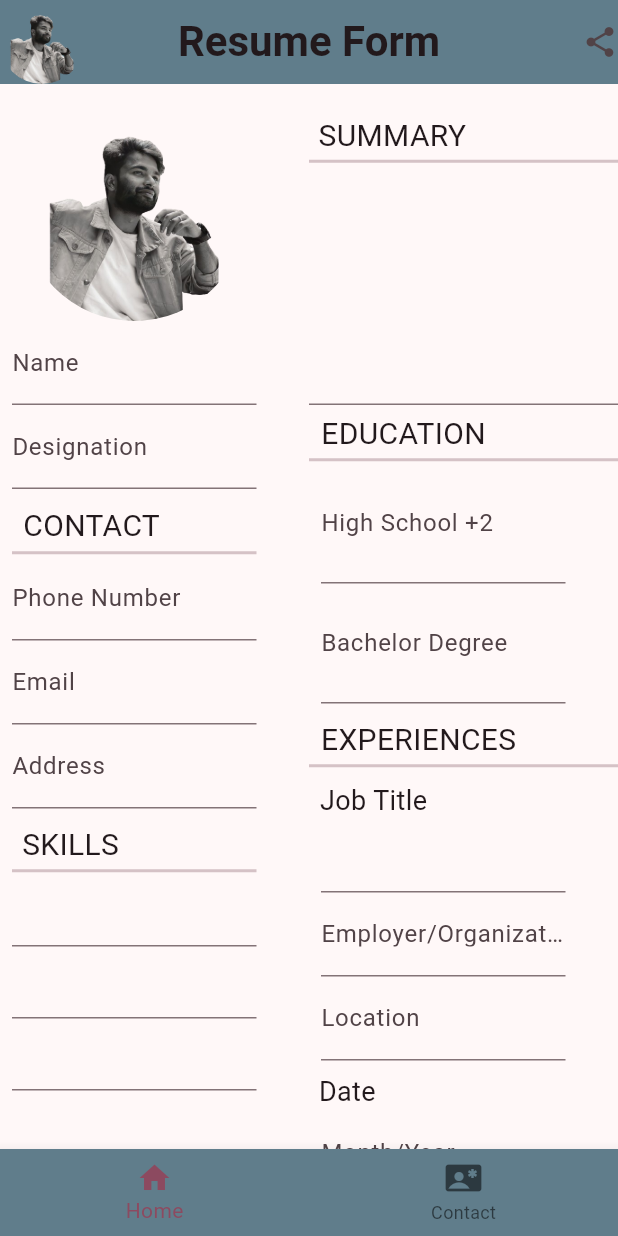
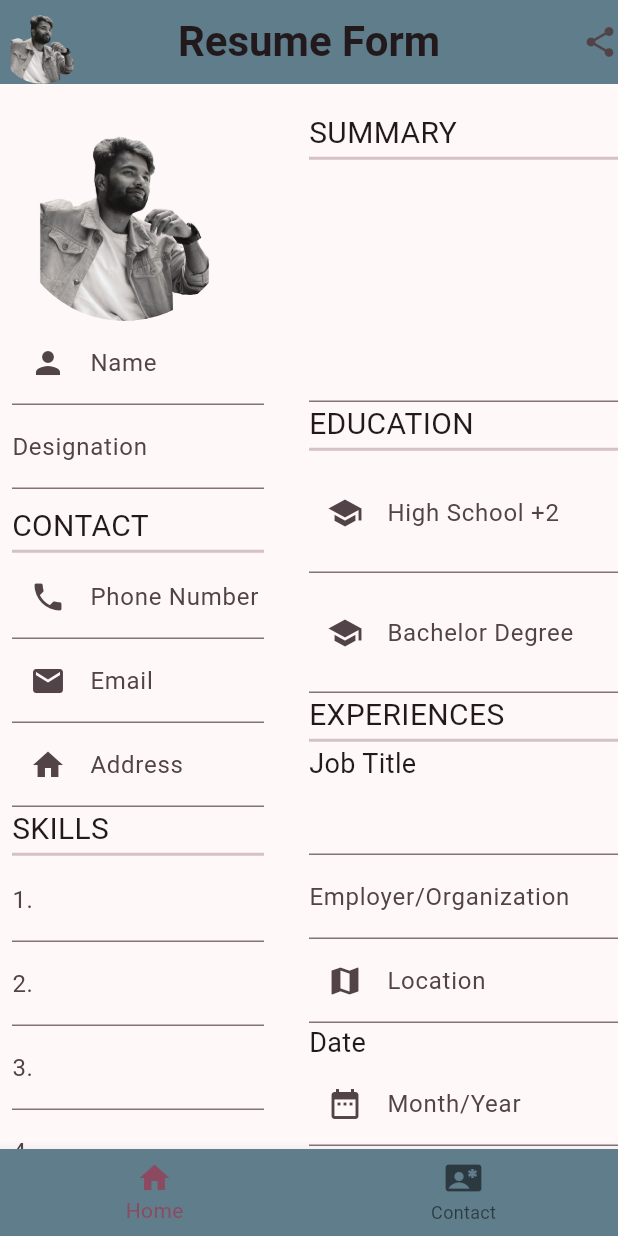
Before and after one commit to Indeshsingh/cv_app, a Flutter app: the screen it shows after launch, on a phone screen of 412 x 824 dp. Run offline on Flutter 3.47's test engine with Material 3 defaults, Android fonts, the phone set to English and light mode, and no system bars; our stand-ins replace shared_preferences.

Commit message:
Added prefixicons and updated the code in the both pages, changes the desgin of resume

```diff
--- a/lib/home_page.dart
+++ b/lib/home_page.dart
@@ -36,7 +36,8 @@ class _HomePageState extends State<HomePage> {
   void _saveFormData() async {
     SharedPreferences prefs = await SharedPreferences.getInstance();
 
-    List<String> formData = [
+    // New data to be added
+    List<String> newData = [
       _controllerName.text,
       _controllerDesignation.text,
       _controllerPhoneNumber.text,
@@ -60,8 +61,44 @@ class _HomePageState extends State<HomePage> {
       _controllerDescription.text,
       _controllerHobbies.text,
     ];
-    await prefs.setStringList('formData', formData);
+
+    // Retrieve existing submissions
+    List<String> existingData = prefs.getStringList('formData') ?? [];
+
+    // Add new submission to the list
+    existingData.add(newData.join('||'));
+
+    // Save the updated list
+    await prefs.setStringList('formData', existingData);
   }
+
+  // @override
+  // void dispose() {
+  //   _controllerName.dispose();
+  //   _controllerDesignation.dispose();
+  //   _controllerPhoneNumber.dispose();
+  //   _controllerEmail.dispose();
+  //   _controllerAddress.dispose();
+  //   _controllerSkill1.dispose();
+  //   _controllerSkill2.dispose();
+  //   _controllerSkill3.dispose();
+  //   _controllerSkill4.dispose();
+  //   _controllerSkill4.dispose();
+  //   _controllerSkill5.dispose();
+  //   _controllerLanguage1.dispose();
+  //   _controllerLanguage2.dispose();
+  //   _controllerLanguage3.dispose();
+  //   _controllerSummary.dispose();
+  //   _controllerEducation1.dispose();
+  //   _controllerEducation2.dispose();
+  //   _controllerJobtitle.dispose();
+  //   _controllerEmployer.dispose();
+  //   _controllerLocation.dispose();
+  //   _controllerDate.dispose();
+  //   _controllerDescription.dispose();
+  //   _controllerHobbies.dispose();
+  //   super.dispose();
+  // }
 
   @override
   Widget build(BuildContext context) {
@@ -73,12 +110,13 @@ class _HomePageState extends State<HomePage> {
           children: [
             Expanded(
               child: SingleChildScrollView(
+                child: Padding(
+                  padding:
+                      const EdgeInsets.only(top: 8.0, left: 8.0, right: 30),
                   child: Column(
+                    crossAxisAlignment: CrossAxisAlignment.start,
                     children: [
-                    Padding(
-                      padding:
-                          const EdgeInsets.only(left: 8.0, top: 8.0, right: 35),
-                      child: SizedBox(
+                      SizedBox(
                         width: 150,
                         height: 150,
                         child: ClipOval(
@@ -90,288 +128,200 @@ class _HomePageState extends State<HomePage> {
                           ),
                         ),
                       ),
-                    ),
-                    Padding(
-                      padding: const EdgeInsets.only(left: 8.0, right: 35),
-                      child: TextField(
+                      TextField(
                         controller: _controllerName,
                         decoration: const InputDecoration(
+                          prefixIcon: Icon(
+                            Icons.person,
+                          ),
                           labelText: 'Name',
                         ),
                       ),
-                    ),
-                    Padding(
-                      padding: const EdgeInsets.only(left: 8.0, right: 35),
-                      child: TextField(
+                      TextField(
                         controller: _controllerDesignation,
                         decoration:
                             const InputDecoration(labelText: 'Designation'),
                       ),
-                    ),
                       const SizedBox(
                         height: 10,
                       ),
-                    const Padding(
-                      padding: EdgeInsets.only(left: 8.0, right: 92),
-                      child: Text(
+                      const Text(
                         'CONTACT',
                         style: TextStyle(fontSize: 20),
                       ),
-                    ),
-                    const Padding(
-                      padding: EdgeInsets.only(top: 1, left: 8.0, right: 35),
-                      child: Divider(
+                      const Divider(
                         height: 5,
                         thickness: 2,
                       ),
-                    ),
-                    Padding(
-                      padding: const EdgeInsets.only(left: 8.0, right: 35),
-                      child: TextField(
+                      TextField(
                         controller: _controllerPhoneNumber,
                         decoration: const InputDecoration(
+                          prefixIcon: Icon(Icons.phone),
                           labelText: 'Phone Number',
                         ),
                       ),
+                      TextField(
+                        controller: _controllerEmail,
+                        decoration: const InputDecoration(
+                            prefixIcon: Icon(Icons.email), labelText: 'Email'),
                       ),
-                    Padding(
-                      padding: const EdgeInsets.only(left: 8.0, right: 35),
-                      child: TextField(
-                        controller: _controllerEmail,
-                        decoration: const InputDecoration(labelText: 'Email'),
-                      ),
-                    ),
-                    Padding(
-                      padding: const EdgeInsets.only(left: 8.0, right: 35),
-                      child: TextField(
+                      TextField(
                         controller: _controllerAddress,
                         decoration: const InputDecoration(
+                          prefixIcon: Icon(Icons.home),
                           labelText: 'Address',
                         ),
                       ),
-                    ),
-                    const Padding(
-                      padding: EdgeInsets.only(left: 8.0, top: 10, right: 120),
-                      child: Text(
+                      const Text(
                         'SKILLS',
                         style: TextStyle(fontSize: 20),
                       ),
-                    ),
-                    const Padding(
-                      padding: EdgeInsets.only(left: 8.0, right: 35),
-                      child: Divider(
+                      const Divider(
                         height: 5,
                         thickness: 2,
                       ),
+                      TextField(
+                        controller: _controllerSkill1,
+                        decoration: const InputDecoration(labelText: '1.'),
                       ),
-                    Padding(
-                      padding: const EdgeInsets.only(left: 8.0, right: 35),
-                      child: TextField(
-                        controller: _controllerSkill1,
-                        decoration: const InputDecoration(),
+                      TextField(
+                        controller: _controllerSkill2,
+                        decoration: const InputDecoration(labelText: '2.'),
                       ),
+                      TextField(
+                        controller: _controllerSkill3,
+                        decoration: const InputDecoration(labelText: '3.'),
                       ),
-                    Padding(
-                      padding: const EdgeInsets.only(left: 8.0, right: 35),
-                      child: TextField(
-                        controller: _controllerSkill2,
-                        decoration: const InputDecoration(),
+                      TextField(
+                        controller: _controllerSkill4,
+                        decoration: const InputDecoration(labelText: '4.'),
                       ),
+                      TextField(
+                        controller: _controllerSkill5,
+                        decoration: const InputDecoration(labelText: '5.'),
                       ),
-                    Padding(
-                      padding: const EdgeInsets.only(left: 8.0, right: 35),
-                      child: TextField(
-                        controller: _controllerSkill3,
-                        decoration: const InputDecoration(),
-                      ),
-                    ),
-                    Padding(
-                      padding: const EdgeInsets.only(left: 8.0, right: 35),
-                      child: TextField(
-                        controller: _controllerSkill4,
-                        decoration: const InputDecoration(),
-                      ),
-                    ),
-                    Padding(
-                      padding: const EdgeInsets.only(left: 8.0, right: 35),
-                      child: TextField(
-                        controller: _controllerSkill5,
-                        decoration: const InputDecoration(),
-                      ),
-                    ),
-                    const Padding(
-                      padding: EdgeInsets.only(left: 8.0, top: 10, right: 77),
-                      child: Text(
+                      const Text(
                         'LANGUAGE',
                         style: TextStyle(fontSize: 20),
                       ),
-                    ),
-                    const Padding(
-                      padding: EdgeInsets.only(left: 8.0, right: 35),
-                      child: Divider(
+                      const Divider(
                         height: 5,
                         thickness: 2,
                       ),
+                      TextField(
+                        controller: _controllerLanguage1,
+                        decoration: const InputDecoration(labelText: '1.'),
                       ),
-                    Padding(
-                      padding: const EdgeInsets.only(left: 8.0, right: 35),
-                      child: TextField(
-                        controller: _controllerLanguage1,
-                        decoration: const InputDecoration(),
+                      TextField(
+                        controller: _controllerLanguage2,
+                        decoration: const InputDecoration(labelText: '2.'),
                       ),
-                    ),
-                    Padding(
-                      padding: const EdgeInsets.only(left: 8.0, right: 35),
-                      child: TextField(
-                        controller: _controllerLanguage2,
-                        decoration: const InputDecoration(),
-                      ),
-                    ),
-                    Padding(
-                      padding: const EdgeInsets.only(left: 8.0, right: 35),
-                      child: TextField(
+                      TextField(
                         controller: _controllerLanguage3,
-                        decoration: const InputDecoration(),
-                      ),
+                        decoration: const InputDecoration(labelText: '3.'),
                       ),
                     ],
                   ),
                 ),
               ),
+            ),
             Expanded(
               child: SingleChildScrollView(
+                child: Padding(
+                  padding: const EdgeInsets.only(
+                    top: 18.0,
+                  ),
                   child: Column(
+                    crossAxisAlignment: CrossAxisAlignment.start,
                     children: [
-                    const Padding(
-                      padding: EdgeInsets.only(right: 95, top: 20.0),
-                      child: Text(
+                      const Text(
                         'SUMMARY',
                         style: TextStyle(fontSize: 20),
                       ),
-                    ),
-                    const Padding(
-                      padding: EdgeInsets.only(),
-                      child: Divider(
+                      const Divider(
                         height: 5,
                         thickness: 2,
-                      ),
                       ),
                       TextField(
                         controller: _controllerSummary,
                         maxLines: 6,
                         decoration: const InputDecoration(),
                       ),
-                    const Padding(
-                      padding: EdgeInsets.only(right: 80, top: 5.0),
-                      child: Text(
+                      const Text(
                         'EDUCATION',
                         style: TextStyle(fontSize: 20),
-                      ),
                       ),
                       const Divider(
                         height: 5,
                         thickness: 2,
                       ),
-                    Padding(
-                      padding: const EdgeInsets.only(left: 8.0, right: 35),
-                      child: TextField(
+                      TextField(
                         controller: _controllerEducation1,
                         maxLines: 2,
-                        decoration:
-                            const InputDecoration(labelText: 'High School +2'),
+                        decoration: const InputDecoration(
+                            prefixIcon: Icon(Icons.school),
+                            labelText: 'High School +2'),
                       ),
-                    ),
-                    Padding(
-                      padding: const EdgeInsets.only(left: 8.0, right: 35),
-                      child: TextField(
+                      TextField(
                         controller: _controllerEducation2,
                         maxLines: 2,
-                        decoration:
-                            const InputDecoration(labelText: 'Bachelor Degree'),
+                        decoration: const InputDecoration(
+                            prefixIcon: Icon(Icons.school),
+                            labelText: 'Bachelor Degree'),
                       ),
-                    ),
-                    const Padding(
-                      padding: EdgeInsets.only(right: 60, top: 10),
-                      child: Text(
+                      const Text(
                         'EXPERIENCES',
                         style: TextStyle(fontSize: 20),
-                      ),
                       ),
                       const Divider(
                         height: 5,
                         thickness: 2,
                       ),
-                    const Padding(
-                      padding: EdgeInsets.only(right: 120, top: 8.0),
-                      child: Text(
+                      const Text(
                         'Job Title',
                         style: TextStyle(fontSize: 18),
                       ),
-                    ),
-                    Padding(
-                      padding: const EdgeInsets.only(left: 8.0, right: 35),
-                      child: TextField(
+                      TextField(
                         controller: _controllerJobtitle,
                         decoration: const InputDecoration(),
                       ),
-                    ),
-                    Padding(
-                      padding: const EdgeInsets.only(left: 8.0, right: 35),
-                      child: TextField(
+                      TextField(
                         controller: _controllerEmployer,
                         decoration: const InputDecoration(
                             labelText: 'Employer/Organization'),
                       ),
+                      TextField(
+                        controller: _controllerLocation,
+                        decoration: const InputDecoration(
+                            prefixIcon: Icon(Icons.map), labelText: 'Location'),
                       ),
-                    Padding(
-                      padding: const EdgeInsets.only(left: 8.0, right: 35),
-                      child: TextField(
-                        controller: _controllerLocation,
-                        decoration:
-                            const InputDecoration(labelText: 'Location'),
-                      ),
-                    ),
-                    const Padding(
-                      padding: EdgeInsets.only(top: 8.0, right: 155),
-                      child: Text(
+                      const Text(
                         'Date',
                         style: TextStyle(fontSize: 18),
                       ),
+                      TextField(
+                        controller: _controllerDate,
+                        decoration: const InputDecoration(
+                            prefixIcon: Icon(Icons.date_range),
+                            labelText: 'Month/Year'),
                       ),
-                    Padding(
-                      padding: const EdgeInsets.only(left: 8.0, right: 35),
-                      child: TextField(
-                        controller: _controllerDate,
-                        decoration:
-                            const InputDecoration(labelText: 'Month/Year'),
-                      ),
-                    ),
-                    Padding(
-                      padding: const EdgeInsets.only(left: 8.0, right: 35),
-                      child: TextField(
+                      TextField(
                         controller: _controllerDescription,
                         decoration:
                             const InputDecoration(labelText: 'Description'),
                       ),
-                    ),
-                    const Padding(
-                      padding: EdgeInsets.only(right: 108, top: 10),
-                      child: Text(
+                      const Text(
                         'HOBBIES',
                         style: TextStyle(fontSize: 20),
-                      ),
                       ),
                       const Divider(
                         height: 5,
                         thickness: 2,
                       ),
-                    Padding(
-                      padding: const EdgeInsets.only(left: 8.0, right: 35),
-                      child: TextField(
+                      TextField(
                         controller: _controllerHobbies,
                         maxLines: 3,
                         decoration: const InputDecoration(),
-                      ),
                       ),
                       const SizedBox(
                         height: 18,
@@ -399,6 +349,7 @@ class _HomePageState extends State<HomePage> {
                   ),
                 ),
               ),
+            ),
           ],
         ),
       ),
```
Also changed, not shown: lib/sharedpreferences_page.dart (+78 -179 lines), pubspec.lock, 1 other file. Lines whose indentation alone changed are shown as unchanged.
